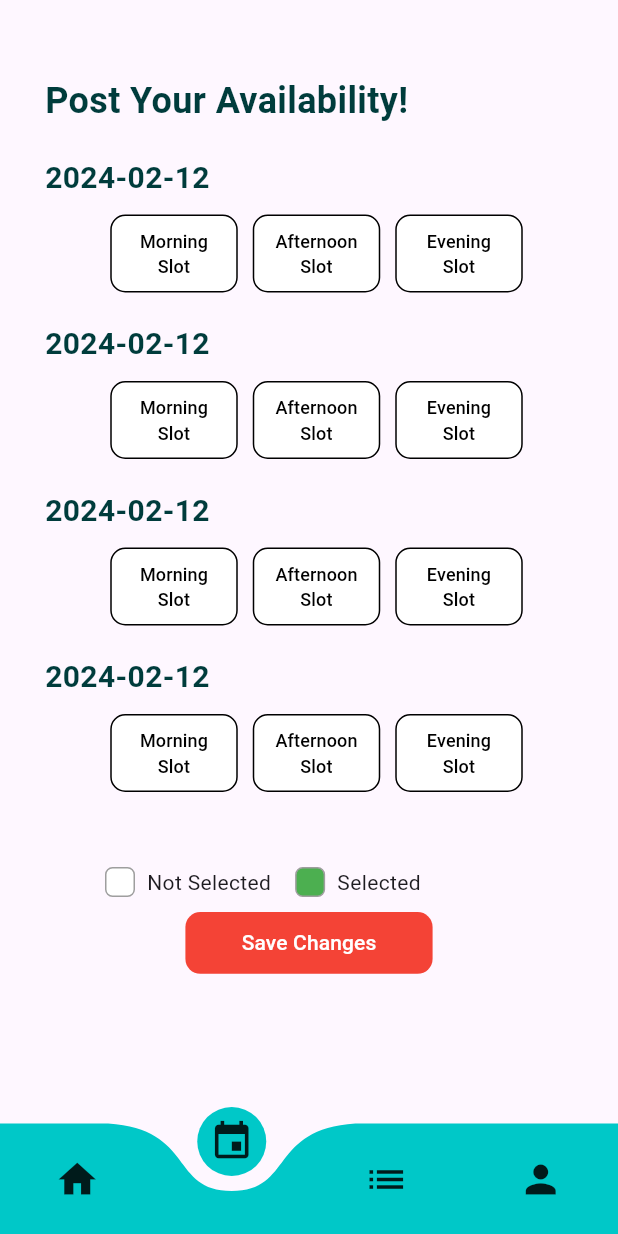
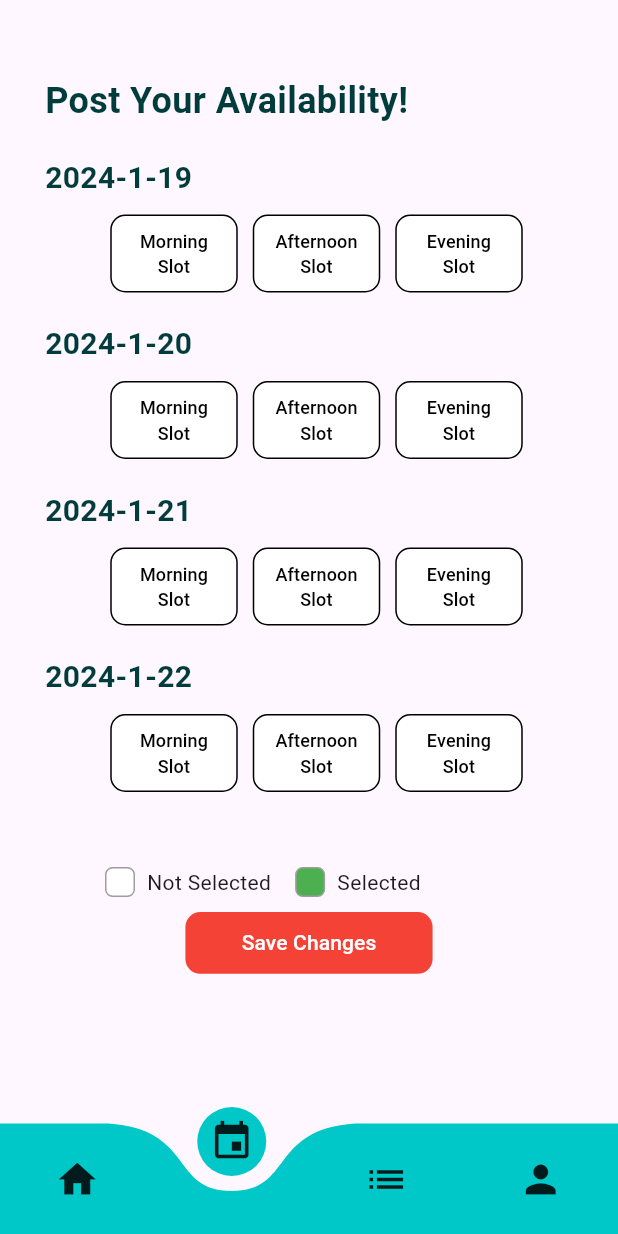
Before and after one commit to thaya2000/harvest_buddy, a Flutter app: the screen it shows after launch, item 2 of the bottom bar chosen, on a phone screen of 412 x 824 dp. Run offline on Flutter 3.47's test engine with Material 3 defaults, Android fonts, the phone set to English and light mode, and no system bars; drawn by our look-alikes of curved_navigation_bar; our stand-ins replace cloud_firestore, firebase_auth, firebase_core; accounts and stored records are empty.

Commit message:
frontend-harvester-availability-update-0000004

```diff
--- a/lib/harvester_availability.dart
+++ b/lib/harvester_availability.dart
@@ -2,7 +2,7 @@ import 'package:flutter/material.dart';
 import 'package:harvest_buddy/widgets/time_slot.dart';
 
 class HarvesterAvailability extends StatelessWidget {
-  const HarvesterAvailability({super.key});
+  const HarvesterAvailability({Key? key});
 
   @override
   Widget build(BuildContext context) {
@@ -12,14 +12,21 @@ class HarvesterAvailability extends StatelessWidget {
     TextStyle appNameStyle = TextStyle(
       fontSize: 24.0,
       fontWeight: FontWeight.bold,
-      color: Color.fromARGB(255, 0, 60, 60), // Set a fully opaque color
+      color: Color.fromARGB(255, 0, 60, 60),
     );
 
     TextStyle h1style = TextStyle(
       fontSize: 20.0,
       fontWeight: FontWeight.bold,
-      color: Color.fromARGB(255, 0, 60, 60), // Set a fully opaque color
+      color: Color.fromARGB(255, 0, 60, 60),
     );
+
+    // Calculate the next four days
+    List<String> nextFourDays = [];
+    for (int i = 1; i <= 4; i++) {
+      DateTime nextDate = DateTime.now().add(Duration(days: i));
+      nextFourDays.add("${nextDate.year}-${nextDate.month}-${nextDate.day}");
+    }
 
     return Scaffold(
       body: Column(
@@ -37,15 +44,15 @@ class HarvesterAvailability extends StatelessWidget {
             ),
           ),
           Column(
-              children: [
-                Column(
+            children: List.generate(nextFourDays.length, (index) {
+              return Column(
                 mainAxisAlignment: MainAxisAlignment.start,
                 crossAxisAlignment: CrossAxisAlignment.start,
                 children: [
                   Padding(
                     padding: const EdgeInsets.only(left: 30, top: 20),
                     child: Text(
-                        "2024-02-12",
+                      nextFourDays[index],
                       style: h1style,
                     ),
                   ),
@@ -65,90 +72,8 @@ class HarvesterAvailability extends StatelessWidget {
                     ],
                   )
                 ],
-                ),
-                Column(
-                  mainAxisAlignment: MainAxisAlignment.start,
-                  crossAxisAlignment: CrossAxisAlignment.start,
-                  children: [
-                    Padding(
-                      padding: const EdgeInsets.only(left: 30, top: 20),
-                      child: Text(
-                        "2024-02-12",
-                        style: h1style,
-                      ),
-                    ),
-                    Row(
-                      mainAxisAlignment: MainAxisAlignment.center,
-                      crossAxisAlignment: CrossAxisAlignment.center,
-                      children: [
-                        TimeSlot(
-                          timeSlot: "Morning Slot",
-                        ),
-                        TimeSlot(
-                          timeSlot: "Afternoon Slot",
-                        ),
-                        TimeSlot(
-                          timeSlot: "Evening Slot",
-                        ),
-                      ],
-                    )
-                  ],
-                ),
-                Column(
-                  mainAxisAlignment: MainAxisAlignment.start,
-                  crossAxisAlignment: CrossAxisAlignment.start,
-                  children: [
-                    Padding(
-                      padding: const EdgeInsets.only(left: 30, top: 20),
-                      child: Text(
-                        "2024-02-12",
-                        style: h1style,
-                      ),
-                    ),
-                    Row(
-                      mainAxisAlignment: MainAxisAlignment.center,
-                      crossAxisAlignment: CrossAxisAlignment.center,
-                      children: [
-                        TimeSlot(
-                          timeSlot: "Morning Slot",
-                        ),
-                        TimeSlot(
-                          timeSlot: "Afternoon Slot",
-                        ),
-                        TimeSlot(
-                          timeSlot: "Evening Slot",
-                        ),
-                      ],
-                    )
-                  ],
-                ),
-                Column(
-                  mainAxisAlignment: MainAxisAlignment.start,
-                  crossAxisAlignment: CrossAxisAlignment.start,
-                  children: [
-                    Padding(
-                      padding: const EdgeInsets.only(left: 30, top: 20),
-                      child: Text(
-                        "2024-02-12",
-                        style: h1style,
-                      ),
-                    ),
-                    Row(
-                      mainAxisAlignment: MainAxisAlignment.center,
-                      crossAxisAlignment: CrossAxisAlignment.center,
-                      children: [
-                        TimeSlot(
-                          timeSlot: "Morning Slot",
-                        ),
-                        TimeSlot(
-                          timeSlot: "Afternoon Slot",
-                        ),
-                        TimeSlot(
-                          timeSlot: "Evening Slot",
-                        ),
-                      ],
-                    )
-                  ],
+              );
+            }),
           ),
           Container(
             padding: EdgeInsets.only(left: 70, top: 50.0),
@@ -159,10 +84,8 @@ class HarvesterAvailability extends StatelessWidget {
                   height: 20,
                   decoration: BoxDecoration(
                     color: Colors.white,
-                          border: Border.all(
-                              color: Colors.grey), // Add border color
-                          borderRadius:
-                              BorderRadius.circular(5), // Add border radius
+                    border: Border.all(color: Colors.grey),
+                    borderRadius: BorderRadius.circular(5),
                   ),
                   margin: EdgeInsets.only(right: 8),
                 ),
@@ -173,10 +96,8 @@ class HarvesterAvailability extends StatelessWidget {
                   height: 20,
                   decoration: BoxDecoration(
                     color: Colors.green,
-                          border: Border.all(
-                              color: Colors.grey), // Add border color
-                          borderRadius:
-                              BorderRadius.circular(5), // Add border radius
+                    border: Border.all(color: Colors.grey),
+                    borderRadius: BorderRadius.circular(5),
                   ),
                   margin: EdgeInsets.only(right: 8),
                 ),
@@ -190,7 +111,8 @@ class HarvesterAvailability extends StatelessWidget {
               child: Container(
                 decoration: BoxDecoration(
                   color: Colors.red,
-                          borderRadius: BorderRadius.circular(10)),
+                  borderRadius: BorderRadius.circular(10),
+                ),
                 width: width * 0.4,
                 height: width * 0.1,
                 child: TextButton(
@@ -198,7 +120,7 @@ class HarvesterAvailability extends StatelessWidget {
                   child: Text(
                     "Save Changes",
                     style: TextStyle(
-                            color: Colors.white, // Set the text color to white
+                      color: Colors.white,
                     ),
                   ),
                 ),
@@ -206,8 +128,7 @@ class HarvesterAvailability extends StatelessWidget {
             ),
           ),
         ],
-            )
-          ]),
+      ),
     );
   }
 }
```
Lines whose indentation alone changed are shown as unchanged.
